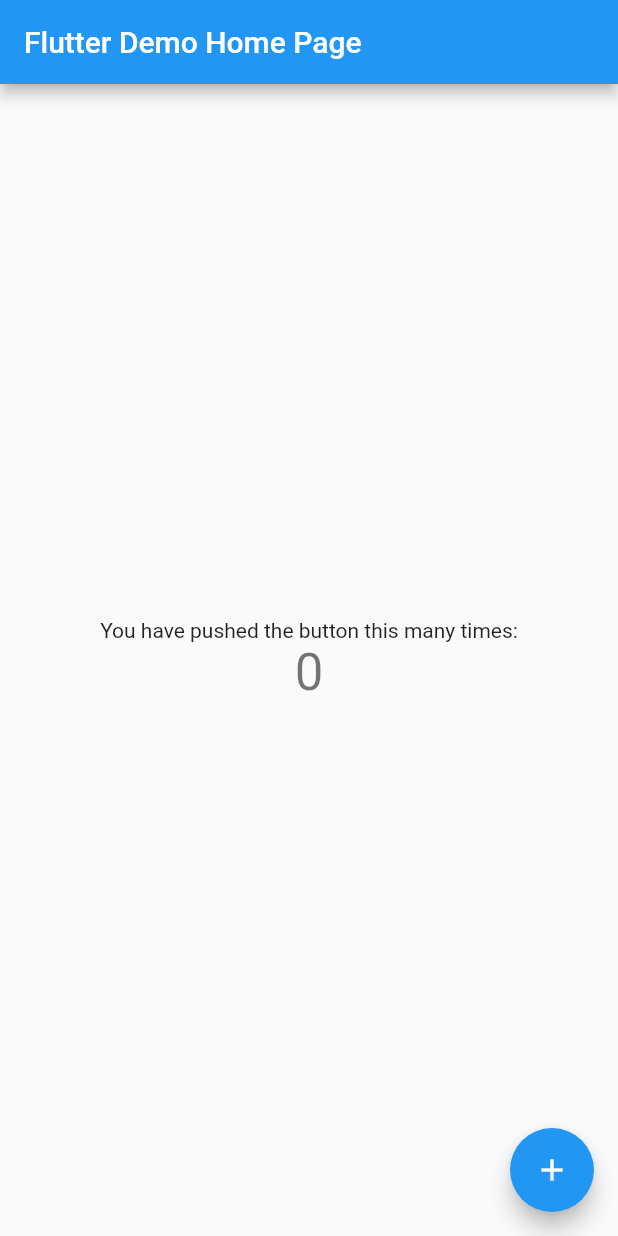
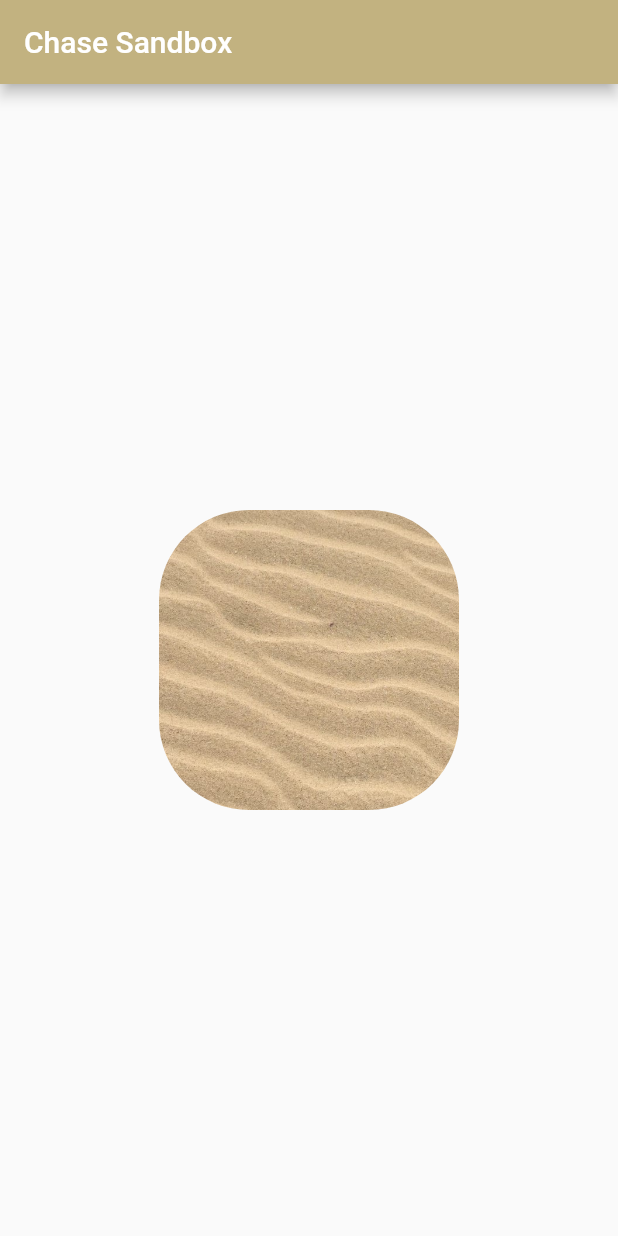
Before and after one commit to EChase-18/Chase_Flutter_Sandbox, a Flutter app: the screen it shows after launch, on a phone screen of 412 x 824 dp. Run offline on Flutter 3.47's test engine with Material 2 defaults, Android fonts, the phone set to English and light mode, and no system bars.

Commit message:
Updated App Icon Draggable Sandbox

```diff
--- a/chase_sandbox_one/lib/main.dart
+++ b/chase_sandbox_one/lib/main.dart
@@ -1,115 +1,53 @@
 import 'package:flutter/material.dart';
 
 void main() {
-  runApp(const MyApp());
+  runApp(MyApp());
 }
 
 class MyApp extends StatelessWidget {
-  const MyApp({Key? key}) : super(key: key);
-
-  // This widget is the root of your application.
   @override
   Widget build(BuildContext context) {
     return MaterialApp(
-      title: 'Flutter Demo',
-      theme: ThemeData(
-        // This is the theme of your application.
-        //
-        // Try running your application with "flutter run". You'll see the
-        // application has a blue toolbar. Then, without quitting the app, try
-        // changing the primarySwatch below to Colors.green and then invoke
-        // "hot reload" (press "r" in the console where you ran "flutter run",
-        // or simply save your changes to "hot reload" in a Flutter IDE).
-        // Notice that the counter didn't reset back to zero; the application
-        // is not restarted.
-        primarySwatch: Colors.blue,
-      ),
-      home: const MyHomePage(title: 'Flutter Demo Home Page'),
+      home: MyFirstApp(),
+      title: 'ChaseSandbox',
     );
   }
 }
 
-class MyHomePage extends StatefulWidget {
-  const MyHomePage({Key? key, required this.title}) : super(key: key);
-
-  // This widget is the home page of your application. It is stateful, meaning
-  // that it has a State object (defined below) that contains fields that affect
-  // how it looks.
-
-  // This class is the configuration for the state. It holds the values (in this
-  // case the title) provided by the parent (in this case the App widget) and
-  // used by the build method of the State. Fields in a Widget subclass are
-  // always marked "final".
-
-  final String title;
-
+class MyFirstApp extends StatefulWidget {
   @override
-  State<MyHomePage> createState() => _MyHomePageState();
+  State<StatefulWidget> createState() => _MyFirstApp();
 }
 
-class _MyHomePageState extends State<MyHomePage> {
-  int _counter = 0;
-
-  void _incrementCounter() {
-    setState(() {
-      // This call to setState tells the Flutter framework that something has
-      // changed in this State, which causes it to rerun the build method below
-      // so that the display can reflect the updated values. If we changed
-      // _counter without calling setState(), then the build method would not be
-      // called again, and so nothing would appear to happen.
-      _counter++;
-    });
-  }
-
+class _MyFirstApp extends State<MyFirstApp> {
   @override
   Widget build(BuildContext context) {
-    // This method is rerun every time setState is called, for instance as done
-    // by the _incrementCounter method above.
-    //
-    // The Flutter framework has been optimized to make rerunning build methods
-    // fast, so that you can just rebuild anything that needs updating rather
-    // than having to individually change instances of widgets.
     return Scaffold(
       appBar: AppBar(
-        // Here we take the value from the MyHomePage object that was created by
-        // the App.build method, and use it to set our appbar title.
-        title: Text(widget.title),
+        backgroundColor: const Color(0xffc2b280),
+        title: const Text("Chase Sandbox"),
       ),
       body: Center(
-        // Center is a layout widget. It takes a single child and positions it
-        // in the middle of the parent.
-        child: Column(
-          // Column is also a layout widget. It takes a list of children and
-          // arranges them vertically. By default, it sizes itself to fit its
-          // children horizontally, and tries to be as tall as its parent.
-          //
-          // Invoke "debug painting" (press "p" in the console, choose the
-          // "Toggle Debug Paint" action from the Flutter Inspector in Android
-          // Studio, or the "Toggle Debug Paint" command in Visual Studio Code)
-          // to see the wireframe for each widget.
-          //
-          // Column has various properties to control how it sizes itself and
-          // how it positions its children. Here we use mainAxisAlignment to
-          // center the children vertically; the main axis here is the vertical
-          // axis because Columns are vertical (the cross axis would be
-          // horizontal).
-          mainAxisAlignment: MainAxisAlignment.center,
-          children: <Widget>[
-            const Text(
-              'You have pushed the button this many times:',
+        child: Draggable<String>(
+          feedback: ClipRRect(
+            borderRadius: BorderRadius.circular(60.0),
+            child: Image.asset(
+              'images/awesome_sand_3000.jpg',
+              height: 200,
+              width: 200,
             ),
-            Text(
-              '$_counter',
-              style: Theme.of(context).textTheme.headline4,
+          ),
+          child: ClipRRect(
+            borderRadius: BorderRadius.circular(60.0),
+            child: Image.asset(
+              'images/awesome_sand_3000.jpg',
+              height: 200,
+              width: 200,
             ),
-          ],
+          ),
+          childWhenDragging: Container(),
         ),
       ),
-      floatingActionButton: FloatingActionButton(
-        onPressed: _incrementCounter,
-        tooltip: 'Increment',
-        child: const Icon(Icons.add),
-      ), // This trailing comma makes auto-formatting nicer for build methods.
     );
   }
 }
```
Also changed, not shown: chase_sandbox_one/pubspec.yaml (+8 -1 lines), chase_sandbox_one/images/awesome_sand_3000.jpg (added), chase_sandbox_one/pubspec.lock, 27 other files.
